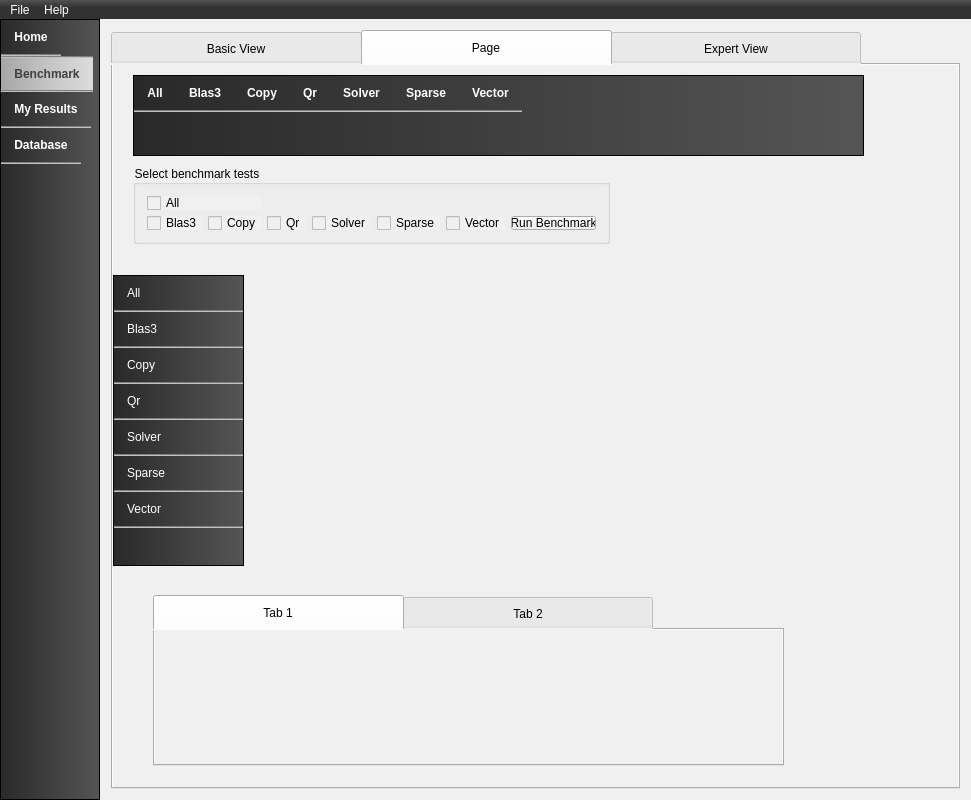
Before: the Qt Designer form src/ui/mainwindow.ui in viennacl/viennaclbench-dev, drawn with Qt 5.
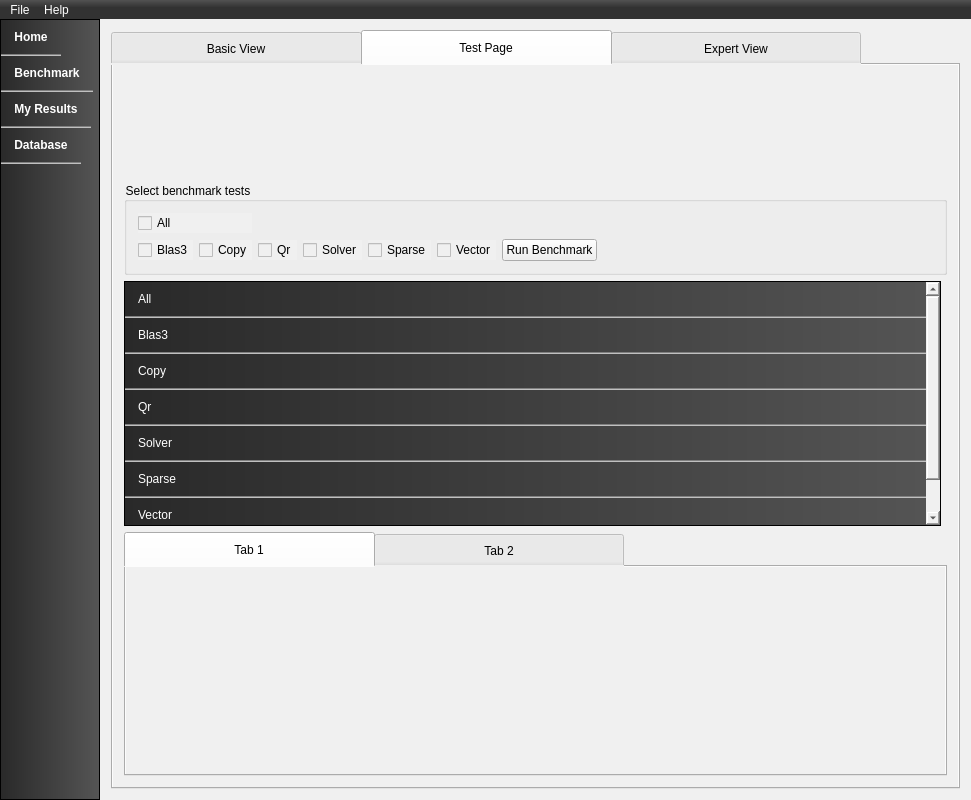
After: the same form once the commit is applied. The open tabs and pages were chosen to show the change. Icons and pictures are not drawn. Custom widgets are drawn as their Qt base class.

Commit message: First working basic view version

Patch:
```diff
--- a/src/ui/mainwindow.ui
+++ b/src/ui/mainwindow.ui
@@ -142,7 +142,7 @@
          <bool>true</bool>
         </property>
         <property name="currentRow">
-         <number>1</number>
+         <number>-1</number>
         </property>
         <item>
          <property name="text">
@@ -539,173 +539,119 @@
             </widget>
             <widget class="QWidget" name="tab">
              <attribute name="title">
-              <string>Page</string>
+              <string>Test Page</string>
              </attribute>
-             <widget class="MenuListWidget" name="menuListWidget_2">
-              <property name="geometry">
-               <rect>
-                <x>20</x>
-                <y>10</y>
-                <width>731</width>
-                <height>81</height>
-               </rect>
-              </property>
-              <property name="sizePolicy">
-               <sizepolicy hsizetype="Fixed" vsizetype="Expanding">
-                <horstretch>0</horstretch>
-                <verstretch>0</verstretch>
-               </sizepolicy>
-              </property>
-              <property name="maximumSize">
-               <size>
-                <width>16777215</width>
-                <height>16777215</height>
-               </size>
-              </property>
-              <property name="font">
-               <font>
-                <weight>75</weight>
-                <bold>true</bold>
-               </font>
-              </property>
-              <property name="focusPolicy">
-               <enum>Qt::NoFocus</enum>
-              </property>
-              <property name="styleSheet">
-               <string notr="true">QListWidget 
-{ 
-background: qlineargradient(spread:pad, x1:0, y1:0, x2:1, y2:0, stop:0 rgba(41, 41, 41, 255), stop:1 rgba(85, 85, 85, 255));  
-}
-
-QListWidget::item:hover 
-{ 
-background: qlineargradient(spread:pad, x1:0, y1:0, x2:1, y2:0, stop:0 rgba(150, 150, 150, 255), stop:1 rgba(200, 200, 200, 255));
-}
-
-QListWidget::item:selected 
-{ 
-background: qlineargradient(spread:pad, x1:0, y1:0, x2:1, y2:0, stop:0 rgba(200, 200, 200, 200), stop:1 rgba(220, 220, 220, 255)); 
-border-top: 2px groove gray; 
-color: #404040;
-}
-QIcon
-{
-background: red;selection-color: red; 
-}
-
-
-QIcon::selected
-{
-background: red;selection-color: red; 
-}
-
-QListWidget::item 
-{ 
-padding: 10px; color: white; 
-border-bottom: 2px groove gray; 
-}</string>
-              </property>
-              <property name="verticalScrollBarPolicy">
-               <enum>Qt::ScrollBarAlwaysOff</enum>
-              </property>
-              <property name="horizontalScrollBarPolicy">
-               <enum>Qt::ScrollBarAlwaysOff</enum>
-              </property>
-              <property name="autoScroll">
-               <bool>false</bool>
-              </property>
-              <property name="editTriggers">
-               <set>QAbstractItemView::NoEditTriggers</set>
-              </property>
-              <property name="dragDropMode">
-               <enum>QAbstractItemView::NoDragDrop</enum>
-              </property>
-              <property name="selectionMode">
-               <enum>QAbstractItemView::MultiSelection</enum>
-              </property>
-              <property name="selectionBehavior">
-               <enum>QAbstractItemView::SelectItems</enum>
-              </property>
-              <property name="iconSize">
-               <size>
-                <width>32</width>
-                <height>32</height>
-               </size>
-              </property>
-              <property name="textElideMode">
-               <enum>Qt::ElideMiddle</enum>
-              </property>
-              <property name="movement">
-               <enum>QListView::Static</enum>
-              </property>
-              <property name="flow">
-               <enum>QListView::LeftToRight</enum>
-              </property>
-              <property name="isWrapping" stdset="0">
-               <bool>true</bool>
-              </property>
-              <property name="layoutMode">
-               <enum>QListView::SinglePass</enum>
-              </property>
-              <property name="viewMode">
-               <enum>QListView::IconMode</enum>
-              </property>
-              <property name="wordWrap">
-               <bool>false</bool>
-              </property>
-              <property name="selectionRectVisible">
-               <bool>true</bool>
-              </property>
-              <property name="currentRow">
-               <number>-1</number>
-              </property>
-              <item>
-               <property name="text">
-                <string>All</string>
-               </property>
+             <layout class="QGridLayout" name="gridLayout_7">
+              <item row="1" column="0" colspan="2">
+               <widget class="QGroupBox" name="groupBox_2">
+                <property name="sizePolicy">
+                 <sizepolicy hsizetype="Minimum" vsizetype="Minimum">
+                  <horstretch>0</horstretch>
+                  <verstretch>0</verstretch>
+                 </sizepolicy>
+                </property>
+                <property name="title">
+                 <string>Select benchmark tests</string>
+                </property>
+                <property name="flat">
+                 <bool>false</bool>
+                </property>
+                <property name="checkable">
+                 <bool>false</bool>
+                </property>
+                <property name="checked">
+                 <bool>false</bool>
+                </property>
+                <layout class="QGridLayout" name="gridLayout_4">
+                 <item row="0" column="0" colspan="2">
+                  <widget class="QCheckBox" name="checkBoxAll_2">
+                   <property name="text">
+                    <string>All</string>
+                   </property>
+                  </widget>
+                 </item>
+                 <item row="1" column="3">
+                  <widget class="QCheckBox" name="checkBoxSolver_2">
+                   <property name="text">
+                    <string>Solver</string>
+                   </property>
+                  </widget>
+                 </item>
+                 <item row="1" column="1">
+                  <widget class="QCheckBox" name="checkBoxCopy_2">
+                   <property name="text">
+                    <string>Copy</string>
+                   </property>
+                  </widget>
+                 </item>
+                 <item row="1" column="4">
+                  <widget class="QCheckBox" name="checkBoxSparse_2">
+                   <property name="text">
+                    <string>Sparse</string>
+                   </property>
+                  </widget>
+                 </item>
+                 <item row="1" column="6">
+                  <widget class="QPushButton" name="buttonRunBenchmark_2">
+                   <property name="text">
+                    <string>Run Benchmark</string>
+                   </property>
+                   <property name="flat">
+                    <bool>false</bool>
+                   </property>
+                  </widget>
+                 </item>
+                 <item row="1" column="2">
+                  <widget class="QCheckBox" name="checkBoxQr_2">
+                   <property name="text">
+                    <string>Qr</string>
+                   </property>
+                  </widget>
+                 </item>
+                 <item row="1" column="0">
+                  <widget class="QCheckBox" name="checkBoxBlas3_2">
+                   <property name="text">
+                    <string>Blas3</string>
+                   </property>
+                  </widget>
+                 </item>
+                 <item row="1" column="5">
+                  <widget class="QCheckBox" name="checkBoxVector_2">
+                   <property name="text">
+                    <string>Vector</string>
+                   </property>
+                  </widget>
+                 </item>
+                 <item row="1" column="7">
+                  <spacer name="horizontalSpacer_2">
+                   <property name="orientation">
+                    <enum>Qt::Horizontal</enum>
+                   </property>
+                   <property name="sizeHint" stdset="0">
+                    <size>
+                     <width>40</width>
+                     <height>20</height>
+                    </size>
+                   </property>
+                  </spacer>
+                 </item>
+                </layout>
+               </widget>
               </item>
-              <item>
-               <property name="text">
-                <string>Blas3</string>
-               </property>
+              <item row="0" column="0">
+               <widget class="QWidget" name="widget" native="true">
+                <property name="minimumSize">
+                 <size>
+                  <width>0</width>
+                  <height>100</height>
+                 </size>
+                </property>
+               </widget>
               </item>
-              <item>
-               <property name="text">
-                <string>Copy</string>
-               </property>
-              </item>
-              <item>
-               <property name="text">
-                <string>Qr</string>
-               </property>
-              </item>
-              <item>
-               <property name="text">
-                <string>Solver</string>
-               </property>
-              </item>
-              <item>
-               <property name="text">
-                <string>Sparse</string>
-               </property>
-              </item>
-              <item>
-               <property name="text">
-                <string>Vector</string>
-               </property>
-              </item>
-             </widget>
-             <widget class="QListWidget" name="listWidget">
-              <property name="geometry">
-               <rect>
-                <x>0</x>
-                <y>210</y>
-                <width>131</width>
-                <height>291</height>
-               </rect>
-              </property>
-              <property name="styleSheet">
-               <string notr="true">QListWidget 
+              <item row="2" column="0">
+               <widget class="QListWidget" name="listWidget">
+                <property name="styleSheet">
+                 <string notr="true">QListWidget 
 { 
 background: qlineargradient(spread:pad, x1:0, y1:0, x2:1, y2:0, stop:0 rgba(41, 41, 41, 255), stop:1 rgba(85, 85, 85, 255));  
 }
@@ -737,205 +683,89 @@
 padding: 10px; color: white; 
 border-bottom: 2px groove gray; 
 }</string>
-              </property>
-              <property name="selectionMode">
-               <enum>QAbstractItemView::MultiSelection</enum>
-              </property>
-              <property name="flow">
-               <enum>QListView::TopToBottom</enum>
-              </property>
-              <item>
-               <property name="text">
-                <string>All</string>
-               </property>
-              </item>
-              <item>
-               <property name="text">
-                <string>Blas3</string>
-               </property>
-               <property name="icon">
-                <iconset resource="resources/icons.qrc">
-                 <normaloff>:/icons/icons/checkTrue.png</normaloff>:/icons/icons/checkTrue.png</iconset>
-               </property>
-              </item>
-              <item>
-               <property name="text">
-                <string>Copy</string>
-               </property>
-               <property name="icon">
-                <iconset resource="resources/icons.qrc">
-                 <normaloff>:/icons/icons/checkTrue.png</normaloff>:/icons/icons/checkTrue.png</iconset>
-               </property>
-              </item>
-              <item>
-               <property name="text">
-                <string>Qr</string>
-               </property>
-               <property name="icon">
-                <iconset resource="resources/icons.qrc">
-                 <normaloff>:/icons/icons/checkTrue.png</normaloff>:/icons/icons/checkTrue.png</iconset>
-               </property>
-              </item>
-              <item>
-               <property name="text">
-                <string>Solver</string>
-               </property>
-               <property name="icon">
-                <iconset resource="resources/icons.qrc">
-                 <normaloff>:/icons/icons/checkTrue.png</normaloff>:/icons/icons/checkTrue.png</iconset>
-               </property>
-              </item>
-              <item>
-               <property name="text">
-                <string>Sparse</string>
-               </property>
-               <property name="icon">
-                <iconset resource="resources/icons.qrc">
-                 <normaloff>:/icons/icons/checkTrue.png</normaloff>:/icons/icons/checkTrue.png</iconset>
-               </property>
-              </item>
-              <item>
-               <property name="text">
-                <string>Vector</string>
-               </property>
-               <property name="icon">
-                <iconset resource="resources/icons.qrc">
-                 <normaloff>:/icons/icons/checkFalse.png</normaloff>:/icons/icons/checkFalse.png</iconset>
-               </property>
-              </item>
-             </widget>
-             <widget class="QGroupBox" name="groupBox_2">
-              <property name="geometry">
-               <rect>
-                <x>20</x>
-                <y>100</y>
-                <width>477</width>
-                <height>79</height>
-               </rect>
-              </property>
-              <property name="sizePolicy">
-               <sizepolicy hsizetype="Minimum" vsizetype="Minimum">
-                <horstretch>0</horstretch>
-                <verstretch>0</verstretch>
-               </sizepolicy>
-              </property>
-              <property name="title">
-               <string>Select benchmark tests</string>
-              </property>
-              <property name="flat">
-               <bool>false</bool>
-              </property>
-              <property name="checkable">
-               <bool>false</bool>
-              </property>
-              <property name="checked">
-               <bool>false</bool>
-              </property>
-              <layout class="QGridLayout" name="gridLayout_4">
-               <item row="0" column="0" colspan="2">
-                <widget class="QCheckBox" name="checkBoxAll_2">
+                </property>
+                <property name="selectionMode">
+                 <enum>QAbstractItemView::MultiSelection</enum>
+                </property>
+                <property name="flow">
+                 <enum>QListView::TopToBottom</enum>
+                </property>
+                <item>
                  <property name="text">
                   <string>All</string>
                  </property>
-                </widget>
-               </item>
-               <item row="1" column="3">
-                <widget class="QCheckBox" name="checkBoxSolver_2">
+                </item>
+                <item>
                  <property name="text">
-                  <string>Solver</string>
+                  <string>Blas3</string>
                  </property>
-                </widget>
-               </item>
-               <item row="1" column="1">
-                <widget class="QCheckBox" name="checkBoxCopy_2">
+                 <property name="icon">
+                  <iconset resource="resources/icons.qrc">
+                   <normaloff>:/icons/icons/checkTrue.png</normaloff>:/icons/icons/checkTrue.png</iconset>
+                 </property>
+                </item>
+                <item>
                  <property name="text">
                   <string>Copy</string>
                  </property>
-                </widget>
-               </item>
-               <item row="1" column="4">
-                <widget class="QCheckBox" name="checkBoxSparse_2">
-                 <property name="text">
-                  <string>Sparse</string>
+                 <property name="icon">
+                  <iconset resource="resources/icons.qrc">
+                   <normaloff>:/icons/icons/checkTrue.png</normaloff>:/icons/icons/checkTrue.png</iconset>
                  </property>
-                </widget>
-               </item>
-               <item row="1" column="6">
-                <widget class="QPushButton" name="buttonRunBenchmark_2">
-                 <property name="text">
-                  <string>Run Benchmark</string>
-                 </property>
-                 <property name="flat">
-                  <bool>false</bool>
-                 </property>
-                </widget>
-               </item>
-               <item row="1" column="2">
-                <widget class="QCheckBox" name="checkBoxQr_2">
+                </item>
+                <item>
                  <property name="text">
                   <string>Qr</string>
                  </property>
-                </widget>
-               </item>
-               <item row="1" column="0">
-                <widget class="QCheckBox" name="checkBoxBlas3_2">
+                 <property name="icon">
+                  <iconset resource="resources/icons.qrc">
+                   <normaloff>:/icons/icons/checkTrue.png</normaloff>:/icons/icons/checkTrue.png</iconset>
+                 </property>
+                </item>
+                <item>
                  <property name="text">
-                  <string>Blas3</string>
+                  <string>Solver</string>
                  </property>
-                </widget>
-               </item>
-               <item row="1" column="5">
-                <widget class="QCheckBox" name="checkBoxVector_2">
+                 <property name="icon">
+                  <iconset resource="resources/icons.qrc">
+                   <normaloff>:/icons/icons/checkTrue.png</normaloff>:/icons/icons/checkTrue.png</iconset>
+                 </property>
+                </item>
+                <item>
+                 <property name="text">
+                  <string>Sparse</string>
+                 </property>
+                 <property name="icon">
+                  <iconset resource="resources/icons.qrc">
+                   <normaloff>:/icons/icons/checkTrue.png</normaloff>:/icons/icons/checkTrue.png</iconset>
+                 </property>
+                </item>
+                <item>
                  <property name="text">
                   <string>Vector</string>
                  </property>
-                </widget>
-               </item>
-               <item row="1" column="7">
-                <spacer name="horizontalSpacer_2">
-                 <property name="orientation">
-                  <enum>Qt::Horizontal</enum>
+                 <property name="icon">
+                  <iconset resource="resources/icons.qrc">
+                   <normaloff>:/icons/icons/checkFalse.png</normaloff>:/icons/icons/checkFalse.png</iconset>
                  </property>
-                 <property name="sizeHint" stdset="0">
-                  <size>
-                   <width>40</width>
-                   <height>20</height>
-                  </size>
-                 </property>
-                </spacer>
-               </item>
-              </layout>
-             </widget>
-             <widget class="CollapseWidget" name="collapseWidget" native="true">
-              <property name="geometry">
-               <rect>
-                <x>170</x>
-                <y>200</y>
-                <width>601</width>
-                <height>311</height>
-               </rect>
-              </property>
-             </widget>
-             <widget class="QTabWidget" name="tabWidget_2">
-              <property name="geometry">
-               <rect>
-                <x>40</x>
-                <y>530</y>
-                <width>631</width>
-                <height>171</height>
-               </rect>
-              </property>
-              <widget class="QWidget" name="tab_2">
-               <attribute name="title">
-                <string>Tab 1</string>
-               </attribute>
-              </widget>
-              <widget class="QWidget" name="tab_3">
-               <attribute name="title">
-                <string>Tab 2</string>
-               </attribute>
-              </widget>
-             </widget>
+                </item>
+               </widget>
+              </item>
+              <item row="3" column="0" colspan="2">
+               <widget class="QTabWidget" name="tabWidget_2">
+                <widget class="QWidget" name="tab_2">
+                 <attribute name="title">
+                  <string>Tab 1</string>
+                 </attribute>
+                </widget>
+                <widget class="QWidget" name="tab_3">
+                 <attribute name="title">
+                  <string>Tab 2</string>
+                 </attribute>
+                </widget>
+               </widget>
+              </item>
+             </layout>
             </widget>
             <widget class="QWidget" name="tabExpert">
              <attribute name="title">
```
Left out of the diff: 365 changed lines with no effect on the pictures. The commit also changes 25 other files.
